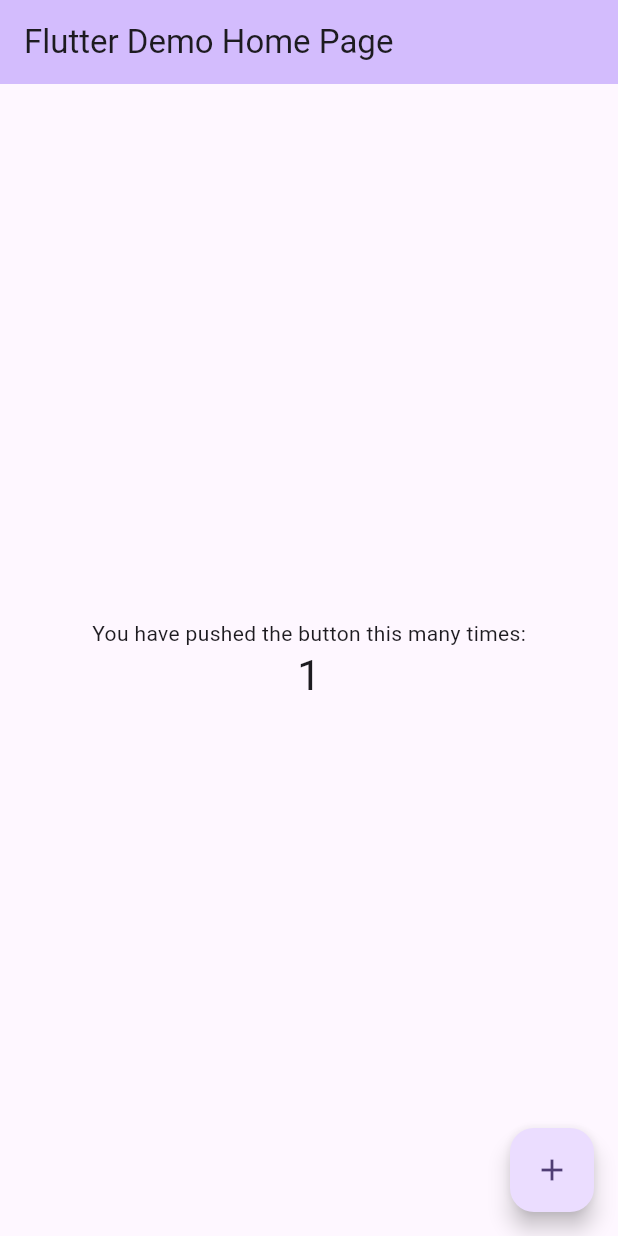
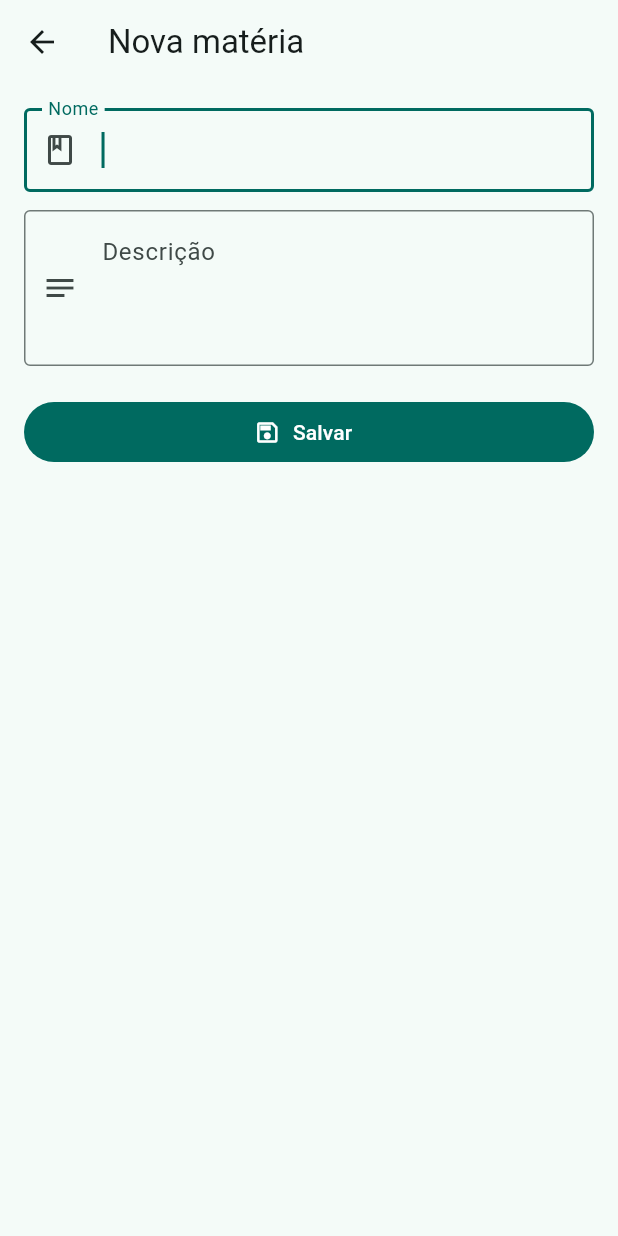
Before and after one commit to Jebyto/gestao_estudos_flutter, a Flutter app: the screen it shows after launch, after a tap on the "add" icon, on a phone screen of 412 x 824 dp. Run offline on Flutter 3.47's test engine with Material 3 defaults, Android fonts, the light colour scheme and no system bars; our stand-ins replace equatable, flutter_bloc, sqflite; accounts and stored records are empty.

Commit message:
feat(subjects): adiciona tela de matérias

```diff
--- /dev/null
+++ b/lib/features/subjects/presentation/pages/subject_form_page.dart
@@ -0,0 +1,99 @@
+import 'package:flutter/material.dart';
+import 'package:flutter_bloc/flutter_bloc.dart';
+
+import '../cubit/subjects_cubit.dart';
+import '../cubit/subjects_state.dart';
+
+class SubjectFormPage extends StatefulWidget {
+  const SubjectFormPage({super.key});
+
+  @override
+  State<SubjectFormPage> createState() => _SubjectFormPageState();
+}
+
+class _SubjectFormPageState extends State<SubjectFormPage> {
+  final _formKey = GlobalKey<FormState>();
+  final _nameController = TextEditingController();
+  final _descriptionController = TextEditingController();
+
+  @override
+  void dispose() {
+    _nameController.dispose();
+    _descriptionController.dispose();
+    super.dispose();
+  }
+
+  @override
+  Widget build(BuildContext context) {
+    return Scaffold(
+      appBar: AppBar(title: const Text('Nova matéria')),
+      body: SafeArea(
+        child: Form(
+          key: _formKey,
+          child: ListView(
+            padding: const EdgeInsets.all(16),
+            children: [
+              TextFormField(
+                controller: _nameController,
+                autofocus: true,
+                textInputAction: TextInputAction.next,
+                decoration: const InputDecoration(
+                  labelText: 'Nome',
+                  prefixIcon: Icon(Icons.book_outlined),
+                  border: OutlineInputBorder(),
+                ),
+                validator: (value) {
+                  if (value == null || value.trim().isEmpty) {
+                    return 'Informe o nome da matéria';
+                  }
+
+                  return null;
+                },
+              ),
+              const SizedBox(height: 12),
+              TextFormField(
+                controller: _descriptionController,
+                minLines: 3,
+                maxLines: 5,
+                decoration: const InputDecoration(
+                  labelText: 'Descrição',
+                  prefixIcon: Icon(Icons.notes_outlined),
+                  alignLabelWithHint: true,
+                  border: OutlineInputBorder(),
+                ),
+              ),
+              const SizedBox(height: 20),
+              BlocBuilder<SubjectsCubit, SubjectsState>(
+                builder: (context, state) {
+                  return FilledButton.icon(
+                    onPressed: state.isSubmitting ? null : _submit,
+                    icon: state.isSubmitting
+                        ? const SizedBox.square(
+                            dimension: 18,
+                            child: CircularProgressIndicator(strokeWidth: 2),
+                          )
+                        : const Icon(Icons.save_outlined),
+                    label: const Text('Salvar'),
+                  );
+                },
+              ),
+            ],
+          ),
+        ),
+      ),
+    );
+  }
+
+  Future<void> _submit() async {
+    if (!_formKey.currentState!.validate()) return;
+
+    final created = await context.read<SubjectsCubit>().createSubject(
+      name: _nameController.text,
+      description: _descriptionController.text,
+    );
+
+    if (!mounted || !created) return;
+
+    Navigator.of(context).pop();
+  }
+}
--- /dev/null
+++ b/lib/features/subjects/presentation/pages/subjects_page.dart
@@ -0,0 +1,157 @@
+import 'package:flutter/material.dart';
+import 'package:flutter_bloc/flutter_bloc.dart';
+
+import '../cubit/subjects_cubit.dart';
+import '../cubit/subjects_state.dart';
+import '../widgets/subject_card.dart';
+import 'subject_form_page.dart';
+
+class SubjectsPage extends StatelessWidget {
+  const SubjectsPage({super.key});
+
+  @override
+  Widget build(BuildContext context) {
+    return BlocConsumer<SubjectsCubit, SubjectsState>(
+      listenWhen: (previous, current) {
+        return previous.errorMessage != current.errorMessage &&
+            current.errorMessage != null;
+      },
+      listener: (context, state) {
+        ScaffoldMessenger.of(
+          context,
+        ).showSnackBar(SnackBar(content: Text(state.errorMessage!)));
+      },
+      builder: (context, state) {
+        return Scaffold(
+          appBar: AppBar(
+            title: const Text('Matérias'),
+            actions: [
+              IconButton(
+                tooltip: 'Atualizar matérias',
+                onPressed: state.isLoading
+                    ? null
+                    : () => context.read<SubjectsCubit>().loadSubjects(),
+                icon: const Icon(Icons.refresh),
+              ),
+            ],
+          ),
+          body: SafeArea(child: _SubjectsBody(state: state)),
+          floatingActionButton: FloatingActionButton(
+            tooltip: 'Adicionar matéria',
+            onPressed: () => _openForm(context),
+            child: const Icon(Icons.add),
+          ),
+        );
+      },
+    );
+  }
+
+  Future<void> _openForm(BuildContext context) {
+    final cubit = context.read<SubjectsCubit>();
+
+    return Navigator.of(context).push(
+      MaterialPageRoute<void>(
+        builder: (_) =>
+            BlocProvider.value(value: cubit, child: const SubjectFormPage()),
+      ),
+    );
+  }
+}
+
+class _SubjectsBody extends StatelessWidget {
+  final SubjectsState state;
+
+  const _SubjectsBody({required this.state});
+
+  @override
+  Widget build(BuildContext context) {
+    if (state.isLoading && state.subjects.isEmpty) {
+      return const Center(child: CircularProgressIndicator());
+    }
+
+    if (state.subjects.isEmpty) {
+      return const _EmptySubjectsView();
+    }
+
+    return RefreshIndicator(
+      onRefresh: () => context.read<SubjectsCubit>().loadSubjects(),
+      child: ListView.separated(
+        padding: const EdgeInsets.fromLTRB(16, 16, 16, 88),
+        itemCount: state.subjects.length,
+        separatorBuilder: (_, _) => const SizedBox(height: 8),
+        itemBuilder: (context, index) {
+          final subject = state.subjects[index];
+
+          return SubjectCard(
+            subject: subject,
+            onDelete: () => _confirmDelete(context, subject.id),
+          );
+        },
+      ),
+    );
+  }
+
+  Future<void> _confirmDelete(BuildContext context, String subjectId) async {
+    final shouldDelete = await showDialog<bool>(
+      context: context,
+      builder: (dialogContext) {
+        return AlertDialog(
+          title: const Text('Excluir matéria?'),
+          content: const Text(
+            'Os tópicos e registros vinculados também serão afetados.',
+          ),
+          actions: [
+            TextButton(
+              onPressed: () => Navigator.of(dialogContext).pop(false),
+              child: const Text('Cancelar'),
+            ),
+            FilledButton.icon(
+              onPressed: () => Navigator.of(dialogContext).pop(true),
+              icon: const Icon(Icons.delete_outline),
+              label: const Text('Excluir'),
+            ),
+          ],
+        );
+      },
+    );
+
+    if (shouldDelete != true || !context.mounted) return;
+
+    await context.read<SubjectsCubit>().deleteSubject(subjectId);
+  }
+}
+
+class _EmptySubjectsView extends StatelessWidget {
+  const _EmptySubjectsView();
+
+  @override
+  Widget build(BuildContext context) {
+    return Center(
+      child: Padding(
+        padding: const EdgeInsets.all(24),
+        child: Column(
+          mainAxisSize: MainAxisSize.min,
+          children: [
+            Icon(
+              Icons.menu_book_outlined,
+              size: 56,
+              color: Theme.of(context).colorScheme.primary,
+            ),
+            const SizedBox(height: 12),
+            Text(
+              'Nenhuma matéria cadastrada',
+              style: Theme.of(context).textTheme.titleMedium,
+              textAlign: TextAlign.center,
+            ),
+            const SizedBox(height: 4),
+            Text(
+              'Adicione sua primeira matéria para organizar seus tópicos e estudos.',
+              style: Theme.of(context).textTheme.bodyMedium,
+              textAlign: TextAlign.center,
+            ),
+          ],
+        ),
+      ),
+    );
+  }
+}
--- a/lib/main.dart
+++ b/lib/main.dart
@@ -1,121 +1,39 @@
 import 'package:flutter/material.dart';
+import 'package:flutter_bloc/flutter_bloc.dart';
+
+import 'core/di/app_dependencies.dart';
+import 'features/subjects/presentation/cubit/subjects_cubit.dart';
+import 'features/subjects/presentation/pages/subjects_page.dart';
 
 void main() {
-  runApp(const MyApp());
+  WidgetsFlutterBinding.ensureInitialized();
+
+  runApp(StudyFlowApp(dependencies: AppDependencies()));
 }
 
-class MyApp extends StatelessWidget {
-  const MyApp({super.key});
+class StudyFlowApp extends StatelessWidget {
+  final AppDependencies dependencies;
 
-  // This widget is the root of your application.
+  const StudyFlowApp({super.key, required this.dependencies});
+
   @override
   Widget build(BuildContext context) {
     return MaterialApp(
-      title: 'Flutter Demo',
+      title: 'StudyFlow',
+      debugShowCheckedModeBanner: false,
       theme: ThemeData(
-        // This is the theme of your application.
-        //
-        // TRY THIS: Try running your application with "flutter run". You'll see
-        // the application has a purple toolbar. Then, without quitting the app,
-        // try changing the seedColor in the colorScheme below to Colors.green
-        // and then invoke "hot reload" (save your changes or press the "hot
-        // reload" button in a Flutter-supported IDE, or press "r" if you used
-        // the command line to start the app).
-        //
-        // Notice that the counter didn't reset back to zero; the application
-        // state is not lost during the reload. To reset the state, use hot
-        // restart instead.
-        //
-        // This works for code too, not just values: Most code changes can be
-        // tested with just a hot reload.
-        colorScheme: .fromSeed(seedColor: Colors.deepPurple),
-      ),
-      home: const MyHomePage(title: 'Flutter Demo Home Page'),
-    );
-  }
-}
-
-class MyHomePage extends StatefulWidget {
-  const MyHomePage({super.key, required this.title});
-
-  // This widget is the home page of your application. It is stateful, meaning
-  // that it has a State object (defined below) that contains fields that affect
-  // how it looks.
-
-  // This class is the configuration for the state. It holds the values (in this
-  // case the title) provided by the parent (in this case the App widget) and
-  // used by the build method of the State. Fields in a Widget subclass are
-  // always marked "final".
-
-  final String title;
-
-  @override
-  State<MyHomePage> createState() => _MyHomePageState();
-}
-
-class _MyHomePageState extends State<MyHomePage> {
-  int _counter = 0;
-
-  void _incrementCounter() {
-    setState(() {
-      // This call to setState tells the Flutter framework that something has
-      // changed in this State, which causes it to rerun the build method below
-      // so that the display can reflect the updated values. If we changed
-      // _counter without calling setState(), then the build method would not be
-      // called again, and so nothing would appear to happen.
-      _counter++;
-    });
-  }
-
-  @override
-  Widget build(BuildContext context) {
-    // This method is rerun every time setState is called, for instance as done
-    // by the _incrementCounter method above.
-    //
-    // The Flutter framework has been optimized to make rerunning build methods
-    // fast, so that you can just rebuild anything that needs updating rather
-    // than having to individually change instances of widgets.
-    return Scaffold(
-      appBar: AppBar(
-        // TRY THIS: Try changing the color here to a specific color (to
-        // Colors.amber, perhaps?) and trigger a hot reload to see the AppBar
-        // change color while the other colors stay the same.
-        backgroundColor: Theme.of(context).colorScheme.inversePrimary,
-        // Here we take the value from the MyHomePage object that was created by
-        // the App.build method, and use it to set our appbar title.
-        title: Text(widget.title),
-      ),
-      body: Center(
-        // Center is a layout widget. It takes a single child and positions it
-        // in the middle of the parent.
-        child: Column(
-          // Column is also a layout widget. It takes a list of children and
-          // arranges them vertically. By default, it sizes itself to fit its
-          // children horizontally, and tries to be as tall as its parent.
-          //
-          // Column has various properties to control how it sizes itself and
-          // how it positions its children. Here we use mainAxisAlignment to
-          // center the children vertically; the main axis here is the vertical
-          // axis because Columns are vertical (the cross axis would be
-          // horizontal).
-          //
-          // TRY THIS: Invoke "debug painting" (choose the "Toggle Debug Paint"
-          // action in the IDE, or press "p" in the console), to see the
-          // wireframe for each widget.
-          mainAxisAlignment: .center,
-          children: [
-            const Text('You have pushed the button this many times:'),
-            Text(
-              '$_counter',
-              style: Theme.of(context).textTheme.headlineMedium,
-            ),
-          ],
+        colorScheme: ColorScheme.fromSeed(seedColor: Colors.teal),
+        inputDecorationTheme: const InputDecorationTheme(
+          floatingLabelBehavior: FloatingLabelBehavior.auto,
         ),
       ),
-      floatingActionButton: FloatingActionButton(
-        onPressed: _incrementCounter,
-        tooltip: 'Increment',
-        child: const Icon(Icons.add),
+      home: BlocProvider(
+        create: (_) => SubjectsCubit(
+          getSubjects: dependencies.getSubjects,
+          createSubjectUseCase: dependencies.createSubject,
+          deleteSubjectUseCase: dependencies.deleteSubject,
+        )..loadSubjects(),
+        child: const SubjectsPage(),
       ),
     );
   }
```
Also changed, not shown: lib/features/subjects/presentation/widgets/subject_card.dart (added, +77 -0 lines), 2 other files.
